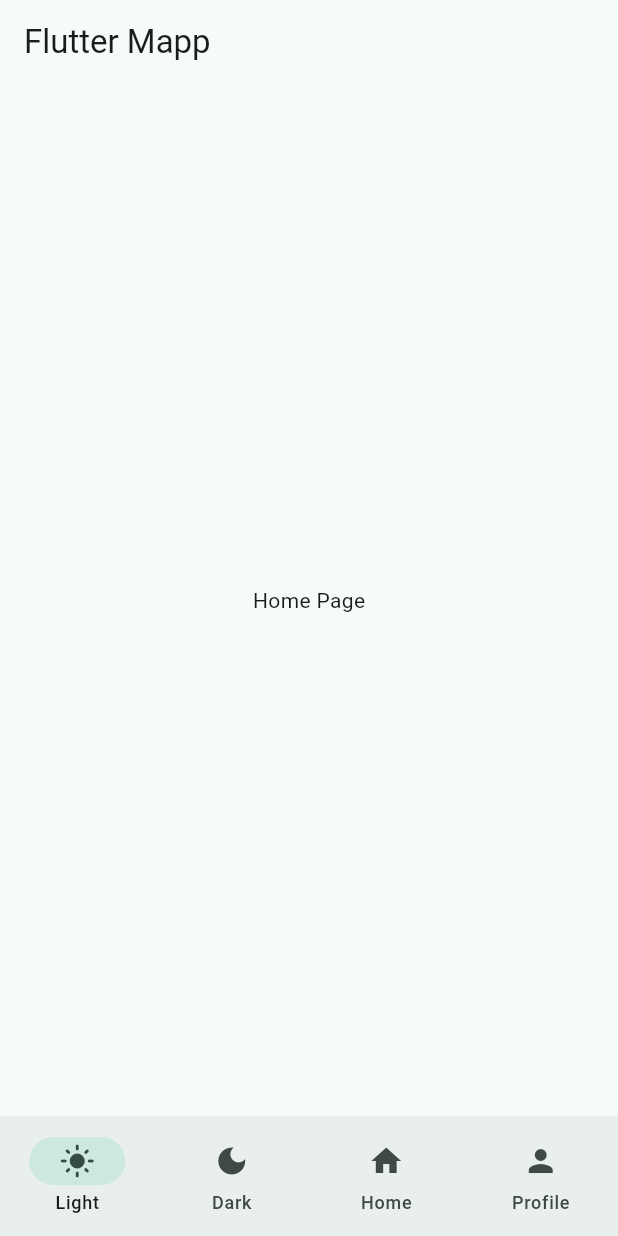
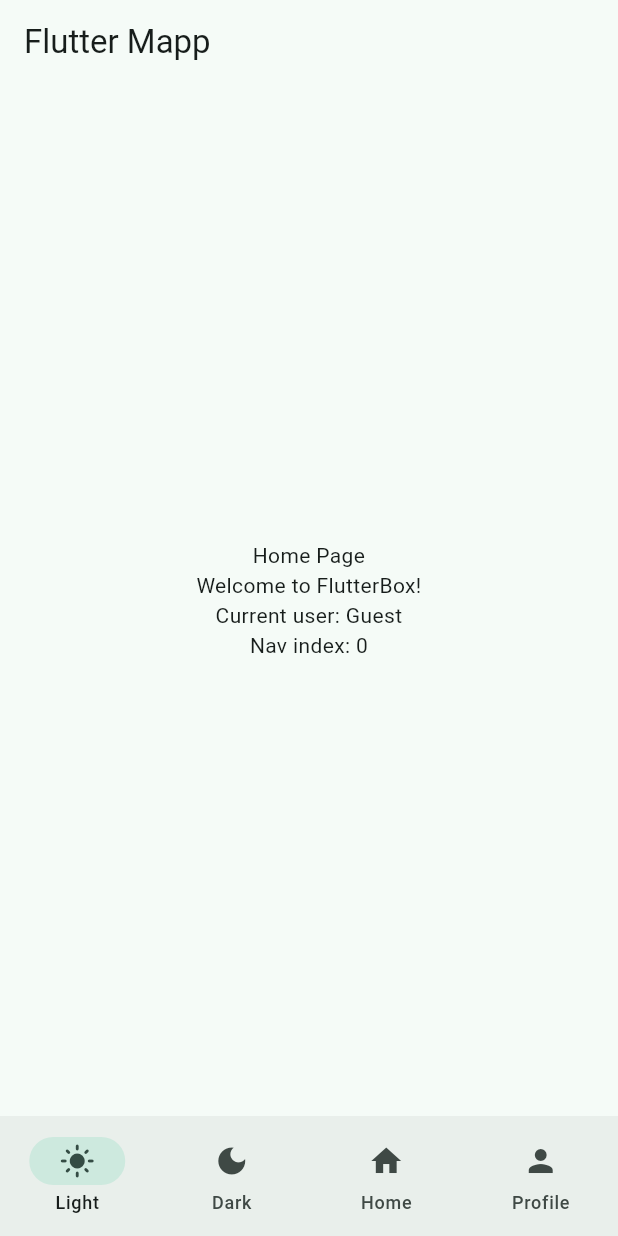
Before and after one commit to comradeos/flutterbox, a Flutter app: the screen it shows after launch, on a phone screen of 412 x 824 dp. Run offline on Flutter 3.47's test engine with Material 3 defaults, Android fonts, the phone set to English and light mode, and no system bars.

Commit message:
Refactor state management to use AppState
Replaced ValueNotifier-based navigation state with a new AppState ChangeNotifier class for global state management. Updated home_page and navbar_widget to use AnimatedBuilder and AppState, and removed notifiers.dart.

```diff
--- /dev/null
+++ b/lib/views/data/app_state.dart
@@ -0,0 +1,18 @@
+import 'package:flutter/foundation.dart';
+
+class AppState extends ChangeNotifier {
+  int navbarIndex = 0;
+  String username = 'Guest';
+
+  void setNavbarIndex(int value) {
+    navbarIndex = value;
+    notifyListeners();
+  }
+
+  void setUsername(String value) {
+    username = value;
+    notifyListeners();
+  }
+}
+
+final appState = AppState();
--- a/lib/views/data/notifiers.dart
+++ /dev/null
@@ -1,6 +0,0 @@
-// ValueNotifier: hold the data
-// ValueListenableBuilder: listen to the data (dont need the setstate
-
-import 'package:flutter/material.dart';
-
-ValueNotifier<int> selectedPageNotifier = ValueNotifier(0);
--- a/lib/views/pages/home_page.dart
+++ b/lib/views/pages/home_page.dart
@@ -1,4 +1,5 @@
 import 'package:flutter/material.dart';
+import '../data/app_state.dart'; // appState должен быть ChangeNotifier
 
 class HomePage extends StatelessWidget {
   const HomePage({super.key});
@@ -6,7 +7,30 @@ class HomePage extends StatelessWidget {
   @override
   Widget build(BuildContext context) {
     return Center(
-      child: Text('Home Page'),
+      child: AnimatedBuilder(
+        animation: appState,
+        builder: (context, _) {
+          return Column(
+            mainAxisAlignment: MainAxisAlignment.center,
+            children: [
+              centerText('Home Page'),
+              centerText('Welcome to FlutterBox!'),
+              centerText('Current user: ${appState.username}'),
+              centerText('Nav index: ${appState.navbarIndex}'),
+            ],
+          );
+        },
+      ),
+    );
+  }
+
+  SizedBox centerText(String text) {
+    return SizedBox(
+      width: double.infinity,
+      child: Text(
+        text,
+        textAlign: TextAlign.center,
+      ),
     );
   }
 }
--- a/lib/views/widgets/navbar_widget.dart
+++ b/lib/views/widgets/navbar_widget.dart
@@ -1,35 +1,27 @@
 import 'package:flutter/material.dart';
-import 'package:flutterbox/views/data/notifiers.dart';
+import '../data/app_state.dart';
 
-class NavbarWidget extends StatefulWidget {
+class NavbarWidget extends StatelessWidget {
   const NavbarWidget({super.key});
 
   @override
-  State<NavbarWidget> createState() => _NavbarWidgetState();
-}
-
-class _NavbarWidgetState extends State<NavbarWidget> {
-   int selectedIndex = 0;
-
-  @override
   Widget build(BuildContext context) {
-    return ValueListenableBuilder(
-      valueListenable: selectedPageNotifier,
-      builder: (context, selectedPage, child) {
+    return AnimatedBuilder(
+      animation: appState,
+      builder: (context, _) {
         return NavigationBar(
-            destinations: [
+          destinations: const [
             NavigationDestination(icon: Icon(Icons.light_mode), label: 'Light'),
             NavigationDestination(icon: Icon(Icons.dark_mode), label: 'Dark'),
             NavigationDestination(icon: Icon(Icons.home), label: 'Home'),
             NavigationDestination(icon: Icon(Icons.person), label: 'Profile'),
           ],
-
+          selectedIndex: appState.navbarIndex,
           onDestinationSelected: (int value) {
+            appState.setNavbarIndex(value); // обновляем глобальное состояние
           },
-
-            selectedIndex: selectedPage,
         );
-      }
+      },
     );
   }
 }
```
Lines whose indentation alone changed are shown as unchanged.
